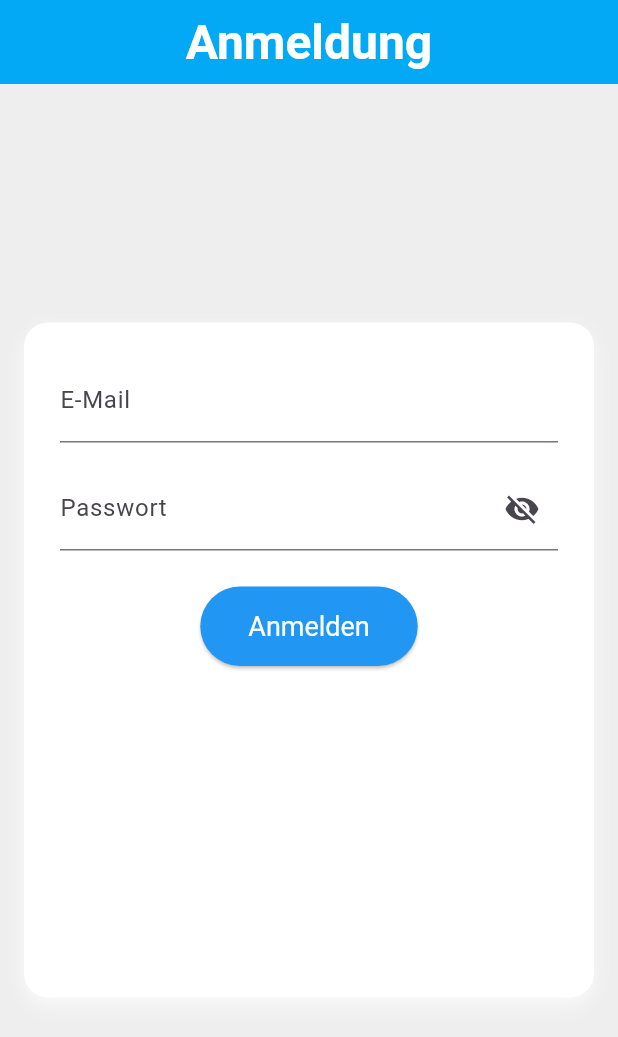
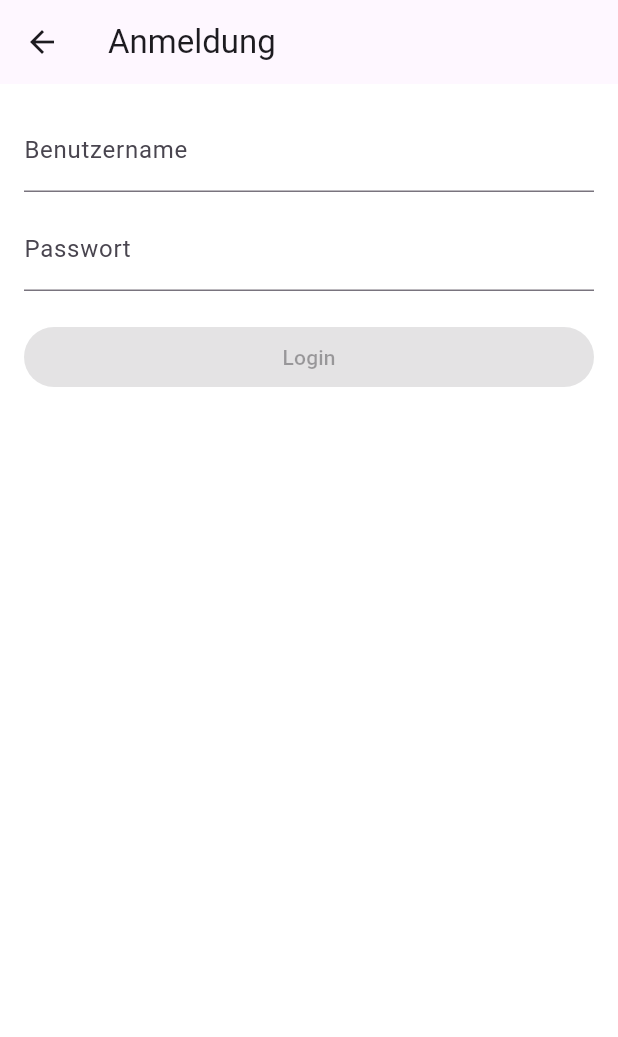
Before and after one commit to HazenCoon/ticket_app, a Flutter app: the screen it shows after launch, on a phone screen of 412 x 824 dp. Shown: the top 1037 px of the screen. Run offline on Flutter 3.47's test engine with Material 3 defaults, Android fonts, the phone set to English and light mode, and no system bars; our stand-ins replace dio, shared_preferences; missing offline and left inert: pluto_grid.

Commit message:
dio implementiert

```diff
--- /dev/null
+++ b/lib/core/network/api_config.dart
@@ -0,0 +1,4 @@
+const String baseUrl = 'https://checkitonline.de/apicheckittest/';
+const String loginEndpoint = 'api/login';
+const String checklistCategoryEndpoint = 'checklistcategory/indexShort/';
+const String checklistCategorySortAsc = '?sortfield=name&sortorder=asc';
--- /dev/null
+++ b/lib/core/routing/app_routes.dart
@@ -0,0 +1,31 @@
+import 'package:flutter/material.dart';
+import 'package:test1/features/checklist_category/presentation/screens/checklist_category_screen.dart';
+import 'package:test1/features/presentation/screens/dashboard_screen.dart';
+
+class AppRoutes {
+  static const login = '/login';
+  static const dashboard = '/dashboard';
+  static const tickets = '/tickets';
+  static const checklistCategory = '/checklistCategory';
+
+  static Route<dynamic> generateRoute(RouteSettings settings) {
+    switch (settings.name) {
+      case dashboard:
+        final String accessToken = settings.arguments as String;
+        return MaterialPageRoute(
+          builder: (_) => DashboardScreen(accessToken: accessToken),
+        );
+      case checklistCategory:
+        final String token = settings.arguments as String;
+        return MaterialPageRoute(
+          builder: (_) => ChecklistCategoryScreen(token: token),
+        );
+      default:
+        return MaterialPageRoute(
+          builder:
+              (_) =>
+                  Scaffold(body: Center(child: Text('Route nicht gefunden.'))),
+        );
+    }
+  }
+}
--- a/lib/features/auth/presentation/screens/login_screen.dart
+++ b/lib/features/auth/presentation/screens/login_screen.dart
@@ -1,156 +1,134 @@
 import 'package:flutter/material.dart';
+import 'package:shared_preferences/shared_preferences.dart';
+import 'package:test1/core/network/api_client.dart';
+import 'package:test1/core/routing/app_routes.dart';
 
-import '../../../presentation/screens/dashboard_screen.dart';
-
+// LoginScreen Widget
 class LoginScreen extends StatefulWidget {
   const LoginScreen({super.key});
 
   @override
-  LoginScreenState createState() => LoginScreenState();
+  State<LoginScreen> createState() => _LoginScreenState();
 }
 
-class LoginScreenState extends State<LoginScreen> {
-  // Controller für E-Mail und Password
-  final TextEditingController _usernameController = TextEditingController();
-  final TextEditingController _passwortController = TextEditingController();
+// Zustand & Controller
+class _LoginScreenState extends State<LoginScreen> {
+  final _usernameController = TextEditingController();
+  final _passwordController = TextEditingController();
+  bool _loading = false;
+  String? _error;
 
-  // GlobalKey für das Formular
-  final _formKey = GlobalKey<FormState>();
+  @override
+  void dispose() {
+    _usernameController.dispose();
+    _passwordController.dispose();
+    super.dispose();
+  }
 
-  // Variable zum Steuern der Anzeige 'Passwort anzeigen'
-  bool _obscureText = true;
+  // Methode zum Speichern des Tokens
+  Future<void> saveToken(String token) async {
+    final SharedPreferences prefs = await SharedPreferences.getInstance();
+    await prefs.setString('access_token', token);
+  }
 
-  // Dummy-Funktion für das Anmelden
-  void _login() {
-    if (_formKey.currentState?.validate() ?? false) {
-      //Implementierung der Anmeldelogik
-      final email = _usernameController.text;
-      final passwort = _passwortController.text;
+  // Login-Methode
+  void _login() async {
+    setState(() {
+      _loading = true;
+      _error = null;
+    });
 
-      if (email == 'user@example.com' && passwort == 'passwort') {
-        Navigator.pushReplacement(
-          context,
-          MaterialPageRoute(builder: (context) => const DashboardScreen()),
-        );
-        ScaffoldMessenger.of(
-          context,
-        ).showSnackBar(const SnackBar(content: Text('Erfolgreich eingeloggt')));
-      } else {
-        ScaffoldMessenger.of(
-          context,
-        ).showSnackBar(const SnackBar(content: Text('Ungültige Anmeldedaten')));
+    // Anzeige von Ladeindikator, Fehler zurücksetzen
+    try {
+      final token = await ApiClient.authenticate(
+        _usernameController.text,
+        _passwordController.text,
+      );
+
+      // Benutzername und Passwort werden an die API geschickt
+      await saveToken(token);
+
+      // Routing zum Dashboard
+      if (mounted) {
+        Navigator.pushNamed(context, AppRoutes.dashboard, arguments: token);
+      }
+
+      // Fehler wird in _error gespeichert
+    } catch (e) {
+      if (mounted) {
+        setState(() {
+          final errorMsg = e.toString().toLowerCase();
+          if (errorMsg.contains('401') || errorMsg.contains('unauthorized')) {
+            _error = 'Benutzername oder Passwort ist falsch.';
+          } else if (errorMsg.contains('timeout')) {
+            _error = 'Zeitüberschreitung bei der Verbindung.';
+          } else {
+            _error = 'Ein Fehler ist aufgetreten: ${e.toString()}';
+          }
+        });
+      }
+
+      // Ladeanimation wird auf false gesetzt
+    } finally {
+      if (mounted) {
+        setState(() {
+          _loading = false;
+        });
       }
     }
+  }
+
+  Widget _buildLoginForm() {
+    return Column(
+      crossAxisAlignment: CrossAxisAlignment.stretch,
+      children: [
+        TextField(
+          controller: _usernameController,
+          decoration: const InputDecoration(labelText: 'Benutzername'),
+          onChanged: (_) => setState(() {}),
+        ),
+
+        const SizedBox(height: 10),
+
+        TextField(
+          controller: _passwordController,
+          obscureText: true,
+          textInputAction: TextInputAction.done,
+          onSubmitted: (_) => _login(),
+          decoration: const InputDecoration(labelText: 'Passwort'),
+          onChanged: (_) => setState(() {}),
+        ),
+
+        const SizedBox(height: 20),
+
+        if (_error != null)
+          Padding(
+            padding: const EdgeInsets.only(bottom: 12),
+            child: Text(_error!, style: const TextStyle(color: Colors.red)),
+          ),
+
+        if (_loading)
+          const Center(child: CircularProgressIndicator())
+        else
+          ElevatedButton(
+            onPressed:
+                _usernameController.text.isEmpty ||
+                        _passwordController.text.isEmpty
+                    ? null
+                    : _login,
+            child: const Text('Login'),
+          ),
+      ],
+    );
   }
 
   @override
   Widget build(BuildContext context) {
     return Scaffold(
-      backgroundColor: Colors.grey[200],
-      appBar: AppBar(
-        title: const Text('Anmeldung'),
-        centerTitle: true,
-        backgroundColor: Colors.lightBlue,
-        titleTextStyle: const TextStyle(
-          fontSize: 32,
-          fontWeight: FontWeight.bold,
-        ),
-      ),
-      body: Center(
-        child: SingleChildScrollView(
-          padding: const EdgeInsets.all(16),
-          child: Container(
-            padding: const EdgeInsets.all(24),
-            width: 600,
-            constraints: BoxConstraints(minHeight: 450),
-            decoration: BoxDecoration(
-              color: Colors.white,
-              borderRadius: BorderRadius.circular(16),
-              boxShadow: [
-                BoxShadow(
-                  color: Colors.grey.shade50,
-                  blurRadius: 10,
-                  offset: const Offset(0, 5),
-                ),
-              ],
-            ),
-            child: Form(
-              key: _formKey,
-              child: Column(
-                mainAxisSize: MainAxisSize.min,
-                children: [
-                  // E-Mail Eingabefeld
-                  TextFormField(
-                    controller: _usernameController,
-                    keyboardType: TextInputType.emailAddress,
-                    decoration: const InputDecoration(
-                      labelText: 'E-Mail',
-                      hintText: 'Bitte geben Sie Ihre E-Mail-Adresse ein',
-                    ),
-                    validator: (value) {
-                      if (value == null || value.isEmpty) {
-                        return 'Bitte geben Sie Ihre E-Mail-Adresse ein';
-                      }
-                      // E-Mail-Validierung
-                      if (!RegExp(
-                        r'^[a-zA-Z0-9._%+-]+@[a-zA-Z0-9.-]+\.[a-zA-Z]{2,}$',
-                      ).hasMatch(value)) {
-                        return 'Bitte geben Sie eine gültige E-Mail-Adresse ein';
-                      }
-                      return null;
-                    },
-                  ),
-                  const SizedBox(height: 16),
-                  //Passwort Eingabefeld
-                  TextFormField(
-                    controller: _passwortController,
-                    obscureText: _obscureText,
-                    decoration: InputDecoration(
-                      labelText: 'Passwort',
-                      hintText: 'Bitte geben Sie Ihr Passwort ein',
-                      suffixIcon: IconButton(
-                        icon: Icon(
-                          _obscureText
-                              ? Icons.visibility_off
-                              : Icons.visibility,
-                        ),
-                        onPressed: () {
-                          setState(() {
-                            _obscureText = !_obscureText;
-                          });
-                        },
-                      ),
-                    ),
-                    validator: (value) {
-                      if (value == null || value.isEmpty) {
-                        return 'Bitte geben Sie Ihr Passwort ein';
-                      }
-                      if (value.length < 8) {
-                        return 'Das Passwort muss mindestens 8 Zeichen lang sein';
-                      }
-                      return null;
-                    },
-                  ),
-                  const SizedBox(height: 24),
-                  // Login-Button
-                  ElevatedButton(
-                    onPressed: _login,
-                    style: ElevatedButton.styleFrom(
-                      foregroundColor: Colors.white,
-                      backgroundColor: Colors.blue,
-                      padding: EdgeInsets.symmetric(
-                        vertical: 16,
-                        horizontal: 32,
-                      ),
-                      textStyle: TextStyle(fontSize: 18),
-                    ),
-                    child: const Text('Anmelden'),
-                  ),
-                ],
-              ),
-            ),
-          ),
-        ),
+      appBar: AppBar(title: const Text('Anmeldung')),
+      body: Padding(
+        padding: const EdgeInsets.all(16.0),
+        child: _buildLoginForm(),
       ),
     );
   }
--- a/lib/features/presentation/screens/ticket_screen.dart
+++ b/lib/features/presentation/screens/ticket_screen.dart
@@ -1,9 +1,7 @@
 import 'package:flutter/foundation.dart';
 import 'package:flutter/material.dart';
 import 'package:pluto_grid/pluto_grid.dart';
-
 import '../../../data/ticket_table_data.dart';
-
 
 class TicketGrid extends StatefulWidget {
   const TicketGrid({super.key});
--- a/lib/features/presentation/theme/app_theme.dart
+++ b/lib/features/presentation/theme/app_theme.dart
@@ -0,0 +1,10 @@
+import 'package:flutter/material.dart';
+
+final appTheme = ThemeData(
+  primarySwatch: Colors.red,
+  scaffoldBackgroundColor: Colors.white,
+  textTheme: const TextTheme(
+    headlineMedium: TextStyle(fontSize: 20, fontWeight: FontWeight.bold),
+    bodyMedium: TextStyle(fontSize: 16),
+  ),
+);
--- a/lib/my_app.dart
+++ b/lib/my_app.dart
@@ -1,6 +1,7 @@
 import 'package:flutter/material.dart';
+import 'package:test1/core/routing/app_routes.dart';
+import 'package:test1/features/presentation/theme/app_theme.dart';
 import 'features/auth/presentation/screens/login_screen.dart';
-import 'features/presentation/screens/dashboard_screen.dart';
 import 'features/presentation/screens/ticket_screen.dart';
 
 class MyApp extends StatelessWidget {
@@ -9,14 +10,18 @@ class MyApp extends StatelessWidget {
   @override
   Widget build(BuildContext context) {
     return MaterialApp(
-      title: 'Flutter Anmeldesystem',
-      theme: ThemeData(primarySwatch: Colors.blue),
-      initialRoute: '/login',
+      title: 'Ticket App',
+      theme: appTheme,
+
+      // Statische Routen
+      initialRoute: AppRoutes.login,
       routes: {
-        '/login': (context) => const LoginScreen(),
-        '/dashboard': (context) => const DashboardScreen(),
-        '/tickets': (context) => const TicketGrid(),
+        AppRoutes.login: (context) => const LoginScreen(),
+        AppRoutes.tickets: (context) => const TicketGrid(),
       },
+
+      // Dynamische Routen
+      onGenerateRoute: AppRoutes.generateRoute,
     );
   }
 }
--- a/pubspec.yaml
+++ b/pubspec.yaml
@@ -16,11 +16,12 @@ dependencies:
   logger: ^2.5.0
   flutter_web_plugins:
     sdk: flutter
+  dio: ^5.8.0+1
+  shared_preferences: ^2.5.3
 
 dev_dependencies:
   flutter_test:
     sdk: flutter
-
   flutter_lints: ^5.0.0
 
 flutter:
```
Also changed, not shown: lib/core/network/api_client.dart (added, +59 -0 lines), lib/features/checklist_category/data/models/checklist_category_model.dart (added, +32 -0 lines), lib/features/checklist_category/data/models/checklist_model.dart (added, +40 -0 lines), lib/features/checklist_category/data/services/checklist_category_service.dart (added, +37 -0 lines), lib/features/checklist_category/presentation/screens/checklist_category_screen.dart (added, +98 -0 lines), lib/features/presentation/screens/dashboard_screen.dart (+50 -13 lines), lib/features/presentation/theme/ticket_grid.dart (deleted).
